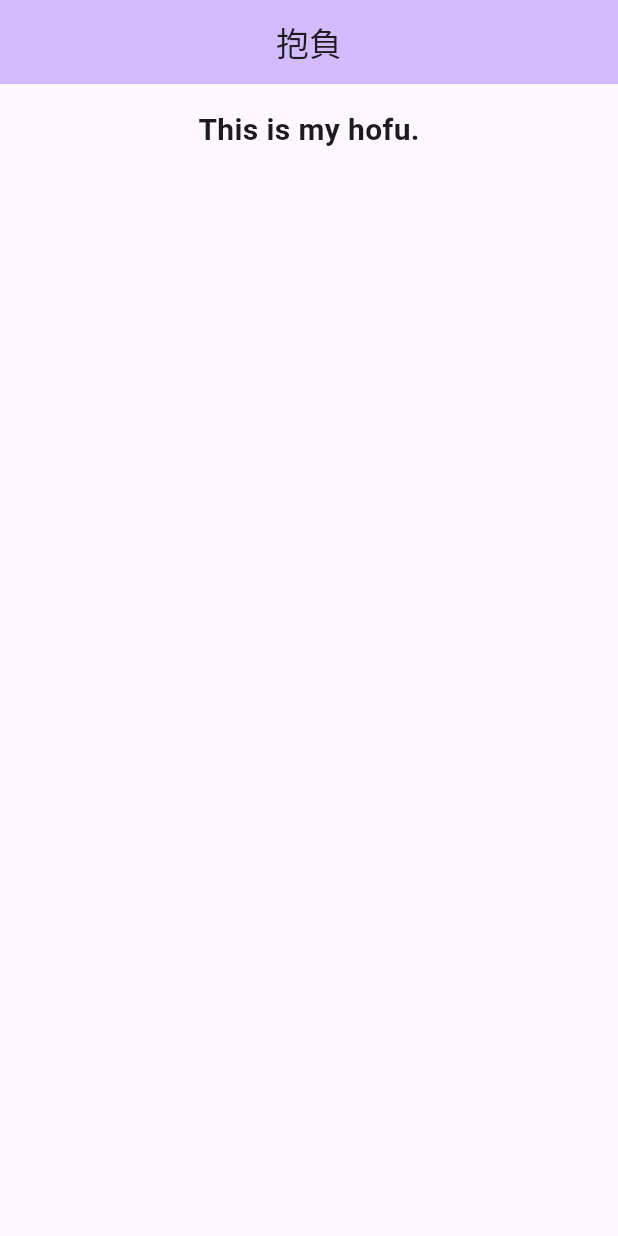
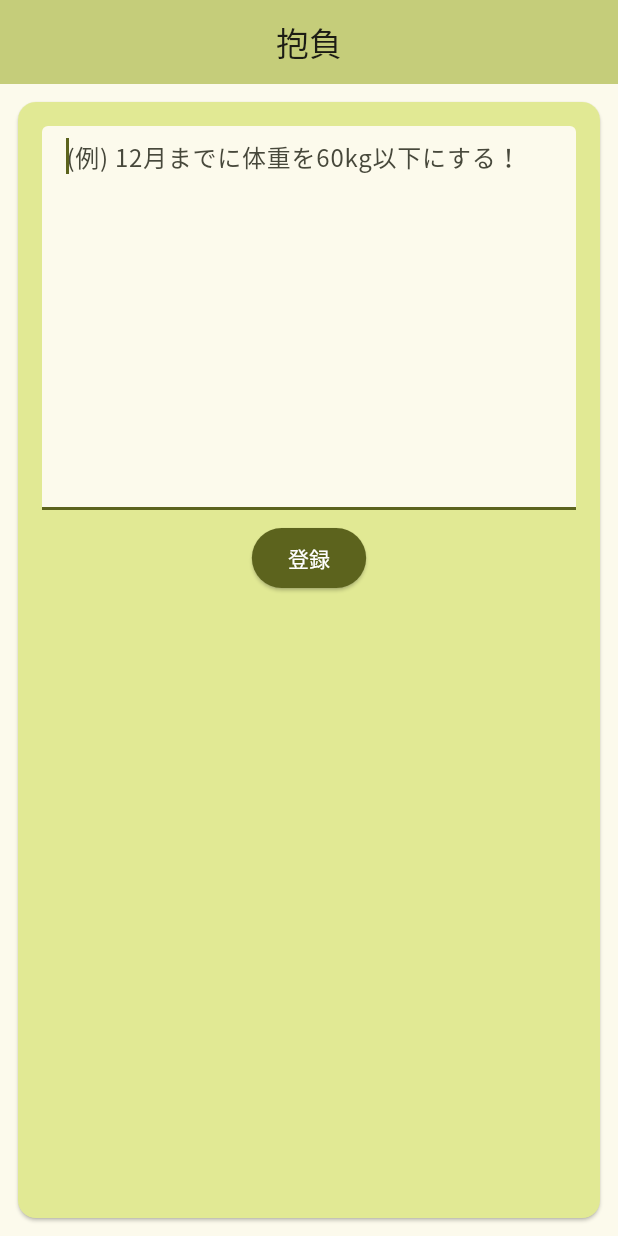
Before and after one commit to IwataYasuaki/hofu, a Flutter app: the screen it shows after launch, on a phone screen of 412 x 824 dp. Run offline on Flutter 3.47's test engine with Material 3 defaults, Android fonts, the phone set to English and light mode, and no system bars; our stand-ins replace shared_preferences.

Commit message:
HOFU-8: 抱負を追加する

```diff
--- /dev/null
+++ b/lib/constants.dart
@@ -0,0 +1,3 @@
+class LocalStorageKey {
+  static const String hofuContent = 'hofuContent';
+}
--- a/lib/main.dart
+++ b/lib/main.dart
@@ -1,4 +1,7 @@
 import 'package:flutter/material.dart';
+import 'package:provider/provider.dart';
+import 'package:shared_preferences/shared_preferences.dart';
+import 'package:hofu/models/hofu.dart';
 
 void main() {
   runApp(const MyApp());
@@ -7,17 +10,31 @@
 class MyApp extends StatelessWidget {
   const MyApp({super.key});
 
-  // This widget is the root of your application.
   @override
   Widget build(BuildContext context) {
-    return MaterialApp(
+    return ChangeNotifierProvider(
+      create: (context) => MyAppState(),
+      child: MaterialApp(
         title: 'HOFU',
         theme: ThemeData(
-        colorScheme: ColorScheme.fromSeed(seedColor: Colors.deepPurple),
+          colorScheme: ColorScheme.fromSeed(seedColor: Colors.lime),
           useMaterial3: true,
+          fontFamily: "Noto Sans JP",
         ),
         home: const MyHomePage(title: '抱負'),
+      ),
     );
+  }
+}
+
+class MyAppState extends ChangeNotifier {
+  Widget page = const HofuForm();
+  Hofu? hofu;
+
+  void hofuCreated(Hofu hofu) {
+    page = const HofuPage();
+    this.hofu = hofu;
+    notifyListeners();
   }
 }
 
@@ -31,47 +48,142 @@
 }
 
 class _MyHomePageState extends State<MyHomePage> {
-  int _counter = 0;
-
-  void _incrementCounter() {
-    setState(() {
-      _counter++;
-    });
-  }
-
   @override
   Widget build(BuildContext context) {
+    var myAppState = context.watch<MyAppState>();
+    var page = myAppState.page;
+
     return Scaffold(
       appBar: AppBar(
         backgroundColor: Theme.of(context).colorScheme.inversePrimary,
         centerTitle: true,
         title: Text(widget.title),
       ),
-      body: const Center(
+      body: page,
+    );
+  }
+}
+
+class HofuForm extends StatefulWidget {
+  const HofuForm({super.key});
+
+  @override
+  State<HofuForm> createState() {
+    return _HofuFormState();
+  }
+}
+
+class _HofuFormState extends State<HofuForm> {
+  final _formKey = GlobalKey<FormState>();
+  final hofuController = TextEditingController();
+
+  @override
+  void dispose() {
+    hofuController.dispose();
+    super.dispose();
+  }
+
+  @override
+  Widget build(BuildContext context) {
+    return Padding(
+      padding: const EdgeInsets.all(8.0),
+      child: HofuFormCard(formKey: _formKey, hofuController: hofuController),
+    );
+  }
+}
+
+class HofuFormCard extends StatelessWidget {
+  const HofuFormCard({
+    super.key,
+    required GlobalKey<FormState> formKey,
+    required this.hofuController,
+  }) : _formKey = formKey;
+
+  final GlobalKey<FormState> _formKey;
+  final TextEditingController hofuController;
+
+  @override
+  Widget build(BuildContext context) {
+    var myAppState = context.watch<MyAppState>();
+
+    return Card(
+      color: Theme.of(context).colorScheme.primaryContainer,
+      child: Padding(
+        padding: const EdgeInsets.all(16.0),
+        child: Form(
+          key: _formKey,
           child: Column(
             children: <Widget>[
+              TextFormField(
+                autofocus: true,
+                keyboardType: TextInputType.multiline,
+                maxLines: 10,
+                decoration: InputDecoration(
+                  filled: true,
+                  fillColor: Theme.of(context).colorScheme.background,
+                  hintText: '(例) 12月までに体重を60kg以下にする！',
+                ),
+                controller: hofuController,
+                validator: (value) {
+                  if (value == null || value.isEmpty) {
+                    return 'Please enter some text';
+                  }
+                  return null;
+                },
+              ),
               Padding(
-              padding: EdgeInsets.all(16),
-              child: Text(
-                'This is my hofu.',
-                style: TextStyle(
-                  fontWeight: FontWeight.bold,
-                  fontSize: 20,
+                padding: const EdgeInsets.all(8.0),
+                child: ElevatedButton(
+                  style: ElevatedButton.styleFrom(
+                    foregroundColor: Theme.of(context).colorScheme.onPrimary,
+                    backgroundColor: Theme.of(context).colorScheme.primary,
+                  ),
+                  onPressed: () async {
+                    if (_formKey.currentState!.validate()) {
+                      // 抱負を登録する
+                      final SharedPreferences pref =
+                          await SharedPreferences.getInstance();
+                      var hofu = Hofu(pref, hofuController.text);
+                      hofu.save();
+                      myAppState.hofuCreated(hofu);
+                    }
+                  },
+                  child: const Text('登録'),
+                ),
+              ),
+            ],
           ),
         ),
       ),
-            // Text(
-            //   '$_counter',
-            //   style: Theme.of(context).textTheme.headlineMedium,
-            // ),
+    );
+  }
+}
+
+class HofuPage extends StatelessWidget {
+  const HofuPage({super.key});
+
+  @override
+  Widget build(BuildContext context) {
+    var myAppState = context.watch<MyAppState>();
+    var hofu = myAppState.hofu;
+
+    return Padding(
+      padding: const EdgeInsets.all(8.0),
+      child: SizedBox(
+        width: double.infinity,
+        child: Column(
+          mainAxisAlignment: MainAxisAlignment.center,
+          children: [
+            Card(
+              color: Theme.of(context).colorScheme.primaryContainer,
+              child: Padding(
+                padding: const EdgeInsets.all(16.0),
+                child: Text(hofu!.content, style: const TextStyle(fontSize: 18)),
+              ),
+            ),
           ],
         ),
       ),
-      // floatingActionButton: FloatingActionButton(
-      //   onPressed: _incrementCounter,
-      //   tooltip: 'Increment',
-      //   child: const Icon(Icons.add),
-      // ),
     );
   }
 }
--- /dev/null
+++ b/lib/models/hofu.dart
@@ -0,0 +1,23 @@
+import 'package:flutter/material.dart';
+import 'package:shared_preferences/shared_preferences.dart';
+import 'package:hofu/constants.dart';
+
+
+class Hofu extends ChangeNotifier {
+  Hofu(this._pref, this._content);
+
+  final SharedPreferences _pref;
+  String _content;
+
+  String get content => _content;
+
+  void updateContent(String content) {
+    _content = content;
+    notifyListeners();
+  }
+
+  void save() {
+    _pref.setString(LocalStorageKey.hofuContent, _content);
+    notifyListeners();
+  }
+}
```
Also changed, not shown: pubspec.yaml (+7 -0 lines), pubspec.lock, 14 other files. Lines whose indentation alone changed are shown as unchanged.
